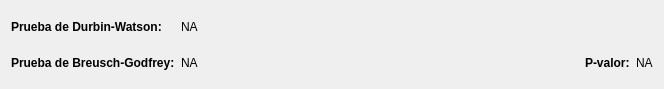
This is view/ui/widget_test_homecedasticidad_residual.ui in vasha54/apm as Qt 5 draws it before an edit. The edited form follows.
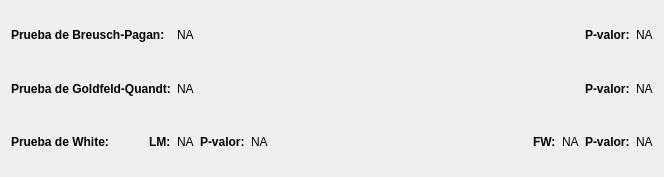
This is the edited form.

What changed in the file:
```diff
--- a/view/ui/widget_test_homecedasticidad_residual.ui
+++ b/view/ui/widget_test_homecedasticidad_residual.ui
@@ -7,15 +7,15 @@
     <x>0</x>
     <y>0</y>
     <width>664</width>
-    <height>89</height>
+    <height>177</height>
    </rect>
   </property>
   <property name="windowTitle">
    <string>Form</string>
   </property>
   <layout class="QGridLayout" name="gridLayout">
-   <item row="0" column="0">
-    <widget class="QLabel" name="labelDURBIN_WATSON">
+   <item row="0" column="0" colspan="3">
+    <widget class="QLabel" name="labelBREUSH_PAGAN">
      <property name="sizePolicy">
       <sizepolicy hsizetype="Maximum" vsizetype="Preferred">
        <horstretch>0</horstretch>
@@ -29,12 +29,12 @@
       </font>
      </property>
      <property name="text">
-      <string>Prueba de Durbin-Watson:</string>
+      <string>Prueba de Breusch-Pagan:</string>
      </property>
     </widget>
    </item>
-   <item row="0" column="1">
-    <widget class="QLabel" name="lODURBIN_WATSON">
+   <item row="0" column="3">
+    <widget class="QLabel" name="lOBREUSH_PAGAN">
      <property name="sizePolicy">
       <sizepolicy hsizetype="Minimum" vsizetype="Preferred">
        <horstretch>0</horstretch>
@@ -46,7 +46,7 @@
      </property>
     </widget>
    </item>
-   <item row="0" column="2" colspan="3">
+   <item row="0" column="4" colspan="5">
     <spacer name="horizontalSpacer">
      <property name="orientation">
       <enum>Qt::Horizontal</enum>
@@ -59,8 +59,8 @@
      </property>
     </spacer>
    </item>
-   <item row="1" column="0">
-    <widget class="QLabel" name="labelBREUSH_GGODFREY">
+   <item row="0" column="9">
+    <widget class="QLabel" name="labelBREUSH_PAGAN_PVALUE">
      <property name="sizePolicy">
       <sizepolicy hsizetype="Maximum" vsizetype="Preferred">
        <horstretch>0</horstretch>
@@ -74,12 +74,12 @@
       </font>
      </property>
      <property name="text">
-      <string>Prueba de Breusch-Godfrey:</string>
+      <string>P-valor:</string>
      </property>
     </widget>
    </item>
-   <item row="1" column="1">
-    <widget class="QLabel" name="lOBREUSH_GGODFREY">
+   <item row="0" column="10">
+    <widget class="QLabel" name="lOBREUSH_PAGAN_PVALUE">
      <property name="sizePolicy">
       <sizepolicy hsizetype="Minimum" vsizetype="Preferred">
        <horstretch>0</horstretch>
@@ -91,7 +91,39 @@
      </property>
     </widget>
    </item>
-   <item row="1" column="2">
+   <item row="1" column="0" colspan="3">
+    <widget class="QLabel" name="labelGOLDFELD_QUANDT">
+     <property name="sizePolicy">
+      <sizepolicy hsizetype="Maximum" vsizetype="Preferred">
+       <horstretch>0</horstretch>
+       <verstretch>0</verstretch>
+      </sizepolicy>
+     </property>
+     <property name="font">
+      <font>
+       <weight>75</weight>
+       <bold>true</bold>
+      </font>
+     </property>
+     <property name="text">
+      <string>Prueba de Goldfeld-Quandt:</string>
+     </property>
+    </widget>
+   </item>
+   <item row="1" column="3">
+    <widget class="QLabel" name="lOGOLDFELD_QUANDT">
+     <property name="sizePolicy">
+      <sizepolicy hsizetype="Minimum" vsizetype="Preferred">
+       <horstretch>0</horstretch>
+       <verstretch>0</verstretch>
+      </sizepolicy>
+     </property>
+     <property name="text">
+      <string>NA</string>
+     </property>
+    </widget>
+   </item>
+   <item row="1" column="4" colspan="5">
     <spacer name="horizontalSpacer_2">
      <property name="orientation">
       <enum>Qt::Horizontal</enum>
@@ -104,8 +136,8 @@
      </property>
     </spacer>
    </item>
-   <item row="1" column="3">
-    <widget class="QLabel" name="labelBREUSH_GGODFREY_PVALUE">
+   <item row="1" column="9">
+    <widget class="QLabel" name="labelGOLDFELD_QUANDT_PVALUE">
      <property name="sizePolicy">
       <sizepolicy hsizetype="Maximum" vsizetype="Preferred">
        <horstretch>0</horstretch>
@@ -123,8 +155,181 @@
      </property>
     </widget>
    </item>
-   <item row="1" column="4">
-    <widget class="QLabel" name="lOBREUSH_GGODFREY_PVALUE">
+   <item row="1" column="10">
+    <widget class="QLabel" name="lOGOLDFELD_QUANDT_PVALUE">
+     <property name="sizePolicy">
+      <sizepolicy hsizetype="Minimum" vsizetype="Preferred">
+       <horstretch>0</horstretch>
+       <verstretch>0</verstretch>
+      </sizepolicy>
+     </property>
+     <property name="text">
+      <string>NA</string>
+     </property>
+    </widget>
+   </item>
+   <item row="2" column="0">
+    <widget class="QLabel" name="labelWHITE">
+     <property name="sizePolicy">
+      <sizepolicy hsizetype="Maximum" vsizetype="Preferred">
+       <horstretch>0</horstretch>
+       <verstretch>0</verstretch>
+      </sizepolicy>
+     </property>
+     <property name="font">
+      <font>
+       <weight>75</weight>
+       <bold>true</bold>
+      </font>
+     </property>
+     <property name="text">
+      <string>Prueba de White:</string>
+     </property>
+    </widget>
+   </item>
+   <item row="2" column="1">
+    <spacer name="horizontalSpacer_4">
+     <property name="orientation">
+      <enum>Qt::Horizontal</enum>
+     </property>
+     <property name="sizeHint" stdset="0">
+      <size>
+       <width>36</width>
+       <height>20</height>
+      </size>
+     </property>
+    </spacer>
+   </item>
+   <item row="2" column="2">
+    <widget class="QLabel" name="labelWHITE_LM">
+     <property name="sizePolicy">
+      <sizepolicy hsizetype="Maximum" vsizetype="Preferred">
+       <horstretch>0</horstretch>
+       <verstretch>0</verstretch>
+      </sizepolicy>
+     </property>
+     <property name="font">
+      <font>
+       <weight>75</weight>
+       <bold>true</bold>
+      </font>
+     </property>
+     <property name="text">
+      <string>LM:</string>
+     </property>
+    </widget>
+   </item>
+   <item row="2" column="3">
+    <widget class="QLabel" name="lOWHITE_LM">
+     <property name="sizePolicy">
+      <sizepolicy hsizetype="Minimum" vsizetype="Preferred">
+       <horstretch>0</horstretch>
+       <verstretch>0</verstretch>
+      </sizepolicy>
+     </property>
+     <property name="text">
+      <string>NA</string>
+     </property>
+    </widget>
+   </item>
+   <item row="2" column="4">
+    <widget class="QLabel" name="labelWHITE_LM_PVALUE">
+     <property name="sizePolicy">
+      <sizepolicy hsizetype="Maximum" vsizetype="Preferred">
+       <horstretch>0</horstretch>
+       <verstretch>0</verstretch>
+      </sizepolicy>
+     </property>
+     <property name="font">
+      <font>
+       <weight>75</weight>
+       <bold>true</bold>
+      </font>
+     </property>
+     <property name="text">
+      <string>P-valor:</string>
+     </property>
+    </widget>
+   </item>
+   <item row="2" column="5">
+    <widget class="QLabel" name="lOWHITE_LM_PVALUE">
+     <property name="sizePolicy">
+      <sizepolicy hsizetype="Minimum" vsizetype="Preferred">
+       <horstretch>0</horstretch>
+       <verstretch>0</verstretch>
+      </sizepolicy>
+     </property>
+     <property name="text">
+      <string>NA</string>
+     </property>
+    </widget>
+   </item>
+   <item row="2" column="6">
+    <spacer name="horizontalSpacer_3">
+     <property name="orientation">
+      <enum>Qt::Horizontal</enum>
+     </property>
+     <property name="sizeHint" stdset="0">
+      <size>
+       <width>171</width>
+       <height>20</height>
+      </size>
+     </property>
+    </spacer>
+   </item>
+   <item row="2" column="7">
+    <widget class="QLabel" name="labelWHITE_FW">
+     <property name="sizePolicy">
+      <sizepolicy hsizetype="Maximum" vsizetype="Preferred">
+       <horstretch>0</horstretch>
+       <verstretch>0</verstretch>
+      </sizepolicy>
+     </property>
+     <property name="font">
+      <font>
+       <weight>75</weight>
+       <bold>true</bold>
+      </font>
+     </property>
+     <property name="text">
+      <string>FW:</string>
+     </property>
+    </widget>
+   </item>
+   <item row="2" column="8">
+    <widget class="QLabel" name="lOWHITE_FW">
+     <property name="sizePolicy">
+      <sizepolicy hsizetype="Minimum" vsizetype="Preferred">
+       <horstretch>0</horstretch>
+       <verstretch>0</verstretch>
+      </sizepolicy>
+     </property>
+     <property name="text">
+      <string>NA</string>
+     </property>
+    </widget>
+   </item>
+   <item row="2" column="9">
+    <widget class="QLabel" name="labelWHITE_FW_PVALUE">
+     <property name="sizePolicy">
+      <sizepolicy hsizetype="Maximum" vsizetype="Preferred">
+       <horstretch>0</horstretch>
+       <verstretch>0</verstretch>
+      </sizepolicy>
+     </property>
+     <property name="font">
+      <font>
+       <weight>75</weight>
+       <bold>true</bold>
+      </font>
+     </property>
+     <property name="text">
+      <string>P-valor:</string>
+     </property>
+    </widget>
+   </item>
+   <item row="2" column="10">
+    <widget class="QLabel" name="lOWHITE_FW_PVALUE">
      <property name="sizePolicy">
       <sizepolicy hsizetype="Minimum" vsizetype="Preferred">
        <horstretch>0</horstretch>
```
